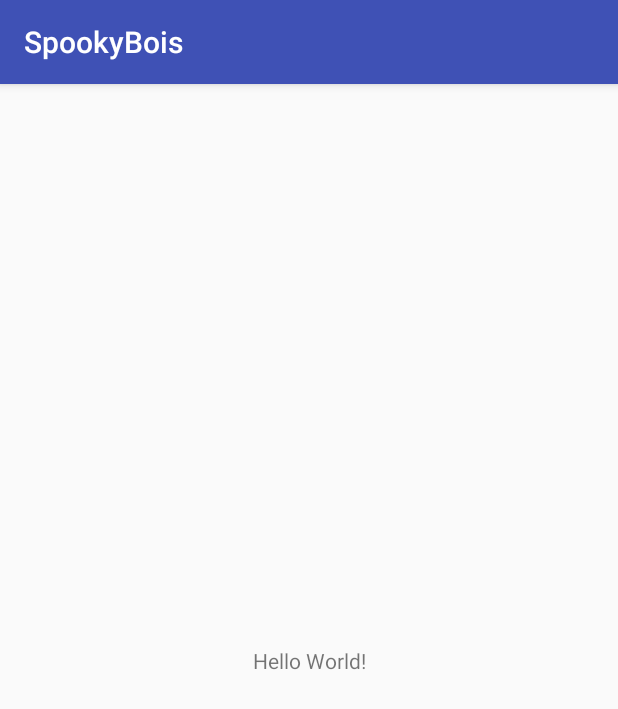
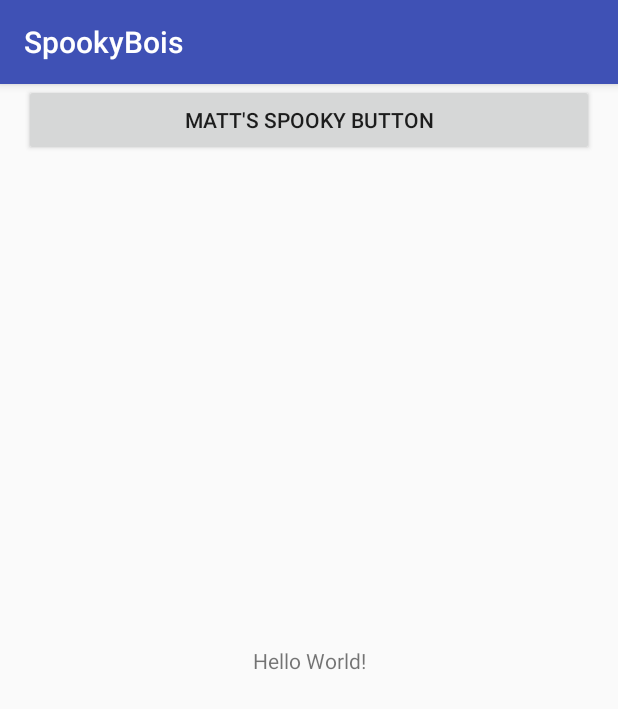
Before and after one commit to hayleeryan11/Lab2, an Android app: the screen it shows after launch (MainActivity), on a phone screen of 412 x 824 dp. Shown: the top 709 px of the screen. Run offline under Robolectric (Android 15) with nearby library versions, the phone set to English and light mode, and no system bars.

Commit message:
added a spooky button

```diff
--- a/SpookyBois/app/src/main/AndroidManifest.xml
+++ b/SpookyBois/app/src/main/AndroidManifest.xml
@@ -16,6 +16,12 @@
                 <category android:name="android.intent.category.LAUNCHER" />
             </intent-filter>
         </activity>
+        <activity android:name=".DisplayMattsActivity"
+            android:parentActivityName=".MainActivity">
+            <meta-data
+                android:name="android.support.PARENT_ACTIVITY"
+                android:value=".MainActivity" />
+        </activity>
     </application>
 
 </manifest>
--- a/SpookyBois/app/src/main/res/layout/activity_main.xml
+++ b/SpookyBois/app/src/main/res/layout/activity_main.xml
@@ -15,4 +15,18 @@
         app:layout_constraintRight_toRightOf="parent"
         app:layout_constraintTop_toTopOf="parent" />
 
+    <Button
+        android:id="@+id/button"
+        android:layout_width="0dp"
+        android:layout_height="wrap_content"
+        android:layout_marginEnd="16dp"
+        android:layout_marginLeft="16dp"
+        android:layout_marginRight="16dp"
+        android:layout_marginStart="16dp"
+        android:onClick="mattWidgetActivity"
+        android:text="@string/matt_button"
+        app:layout_constraintEnd_toEndOf="parent"
+        app:layout_constraintStart_toStartOf="parent"
+        tools:layout_editor_absoluteY="16dp" />
+
 </android.support.constraint.ConstraintLayout>
--- a/SpookyBois/app/src/main/res/values/strings.xml
+++ b/SpookyBois/app/src/main/res/values/strings.xml
@@ -1,3 +1,5 @@
 <resources>
     <string name="app_name">SpookyBois</string>
+    <string name="matt_button">Matt\'s spooky button</string>
+    <string name="thpooky">thpooky cat</string>
 </resources>
--- a/SpookyBois/build.gradle
+++ b/SpookyBois/build.gradle
@@ -7,7 +7,7 @@ buildscript {
         jcenter()
     }
     dependencies {
-        classpath 'com.android.tools.build:gradle:3.0.1'
+        classpath 'com.android.tools.build:gradle:3.1.0'
 
 
         // NOTE: Do not place your application dependencies here; they belong
```
Also changed, not shown: SpookyBois/app/src/main/java/edu/tacoma/uw/css/haylee11/spookybois/DisplayMattsActivity.java (added, +13 -0 lines), SpookyBois/app/src/main/java/edu/tacoma/uw/css/haylee11/spookybois/MainActivity.java (+7 -0 lines), SpookyBois/app/src/main/res/layout/activity_display_matts.xml (added, +20 -0 lines), SpookyBois/app/src/main/res/drawable/thpooky.jpg (added), SpookyBois/gradle/wrapper/gradle-wrapper.properties.
